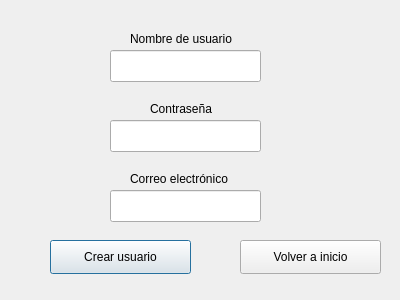
Above: creacionUsuario.ui from dgallards/Voice-recognition-system before the change. Below: the same form after it.
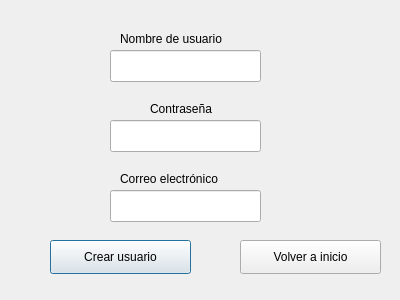
That is the form after the change.

```diff
--- a/creacionUsuario.ui
+++ b/creacionUsuario.ui
@@ -49,9 +49,9 @@
   <widget class="QLabel" name="label">
    <property name="geometry">
     <rect>
-     <x>130</x>
+     <x>120</x>
      <y>30</y>
-     <width>121</width>
+     <width>131</width>
      <height>18</height>
     </rect>
    </property>
@@ -75,9 +75,9 @@
   <widget class="QLabel" name="label_3">
    <property name="geometry">
     <rect>
-     <x>130</x>
+     <x>120</x>
      <y>170</y>
-     <width>121</width>
+     <width>131</width>
      <height>18</height>
     </rect>
    </property>
```
